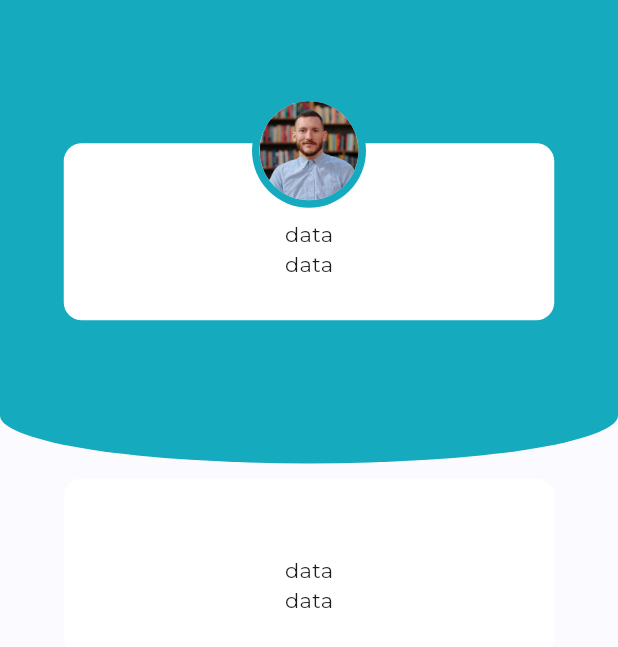
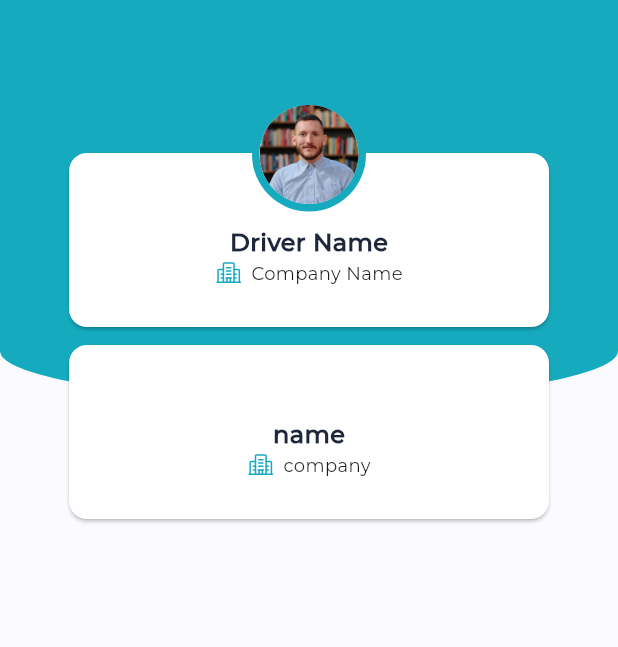
Before and after one commit to flipking038/Driver_app, a Flutter app: the ProfileScreen screen opened directly, on a phone screen of 412 x 824 dp. Shown: the top 647 px of the screen. Run offline on Flutter 3.47's test engine with Material 3 defaults, Android fonts, the phone set to English and light mode, and no system bars; our stand-ins replace dio, flutter_bloc, flutter_svg, shared_preferences; accounts and stored records are empty.

Commit message:
Add Text And Svg CardInfo

```diff
--- a/lib/screens/profile_screen.dart
+++ b/lib/screens/profile_screen.dart
@@ -10,24 +10,26 @@ class ProfileScreen extends StatelessWidget {
   Widget build(BuildContext context) {
     return const Scaffold(
       backgroundColor: Color(0xffFBFBFF),
-      body: Column(
+      body: Stack(
         children: [
-          Stack(
-            children: [
-              HeaderBackground(
-                child: Stack(
+          HeaderBackground(
+            child: Column(
+              children: [
+                SizedBox(height: 98),
+                Stack(
                   alignment: Alignment.topCenter,
                   clipBehavior: Clip.none,
                   children: [
-                    UserCardInfo(),
+                    UserCardInfo(name: 'Driver Name', company: 'Company Name'),
                     UserImage(),
+                    Positioned(
+                        top: 128,
+                        child: UserCardInfo(name: 'name', company: 'company')),
                   ],
                 ),
-              ),
-            ],
+              ],
+            ),
           ),
-          SizedBox(height: 10),
-          UserCardInfo(),
         ],
       ),
     );
--- a/lib/widgets/profile_widgets/header_background_color.dart
+++ b/lib/widgets/profile_widgets/header_background_color.dart
@@ -10,7 +10,7 @@ class HeaderBackground extends StatelessWidget {
   Widget build(BuildContext context) {
     return Container(
       width: double.infinity,
-        height: 309,
+      height: 266,
       alignment: Alignment.center,
       decoration: BoxDecoration(
         color: kPrimaryColor,
@@ -18,6 +18,7 @@ class HeaderBackground extends StatelessWidget {
           bottom: Radius.elliptical(MediaQuery.of(context).size.width, 64),
         ),
       ),
-        child: child);
+      child: child,
+    );
   }
 }
--- a/lib/widgets/profile_widgets/user_card_info.dart
+++ b/lib/widgets/profile_widgets/user_card_info.dart
@@ -1,25 +1,48 @@
 import 'package:flutter/material.dart';
+import 'package:flutter_svg/flutter_svg.dart';
 
 class UserCardInfo extends StatelessWidget {
-  const UserCardInfo({super.key});
+  const UserCardInfo({super.key, required this.name, required this.company});
+
+  final String name;
+  final String company;
 
   @override
   Widget build(BuildContext context) {
-    return Container(
-      width: 327,
-      height: 118,
-      decoration: const BoxDecoration(
+    return SizedBox(
+      width: 328,
+      height: 124,
+      child: Card(
         color: Colors.white,
-        borderRadius: BorderRadius.all(Radius.circular(12)),
-      ),
-      child: const Padding(
-        padding: EdgeInsets.all(27),
-        child: Column(
-          mainAxisAlignment: MainAxisAlignment.end,
-          children: [
-            Text('data'),
-            Text('data'),
-          ],
+        child: Padding(
+          padding: const EdgeInsets.all(27),
+          child: Column(
+            mainAxisAlignment: MainAxisAlignment.end,
+            children: [
+              Text(
+                name,
+                style: const TextStyle(
+                  fontWeight: FontWeight.bold,
+                  fontSize: 16,
+                  color: Color(0xff1E263C),
+                ),
+              ),
+              Row(
+                mainAxisAlignment: MainAxisAlignment.center,
+                children: [
+                  SvgPicture.asset('assets/image/company.svg'),
+                  const SizedBox(width: 6),
+                  Text(
+                    company,
+                    style: const TextStyle(
+                      fontWeight: FontWeight.w400,
+                      fontSize: 12,
+                    ),
+                  ),
+                ],
+              ),
+            ],
+          ),
         ),
       ),
     );
--- a/pubspec.yaml
+++ b/pubspec.yaml
@@ -37,6 +37,7 @@ dependencies:
   dio: ^5.7.0
   flutter_bloc: ^8.1.6
   shared_preferences: ^2.2.3
+  flutter_svg: ^2.0.10+1
 
 dev_dependencies:
   flutter_test:
```
Also changed, not shown: assets/image/company.svg (added), pubspec.lock. Lines whose indentation alone changed are shown as unchanged.
